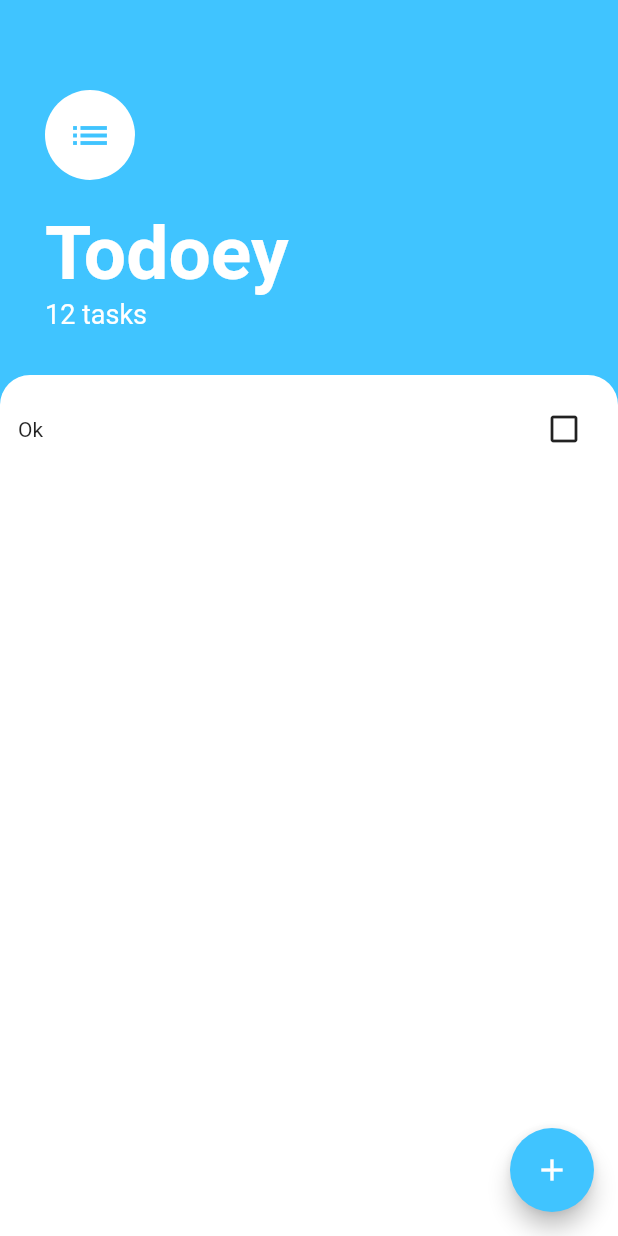
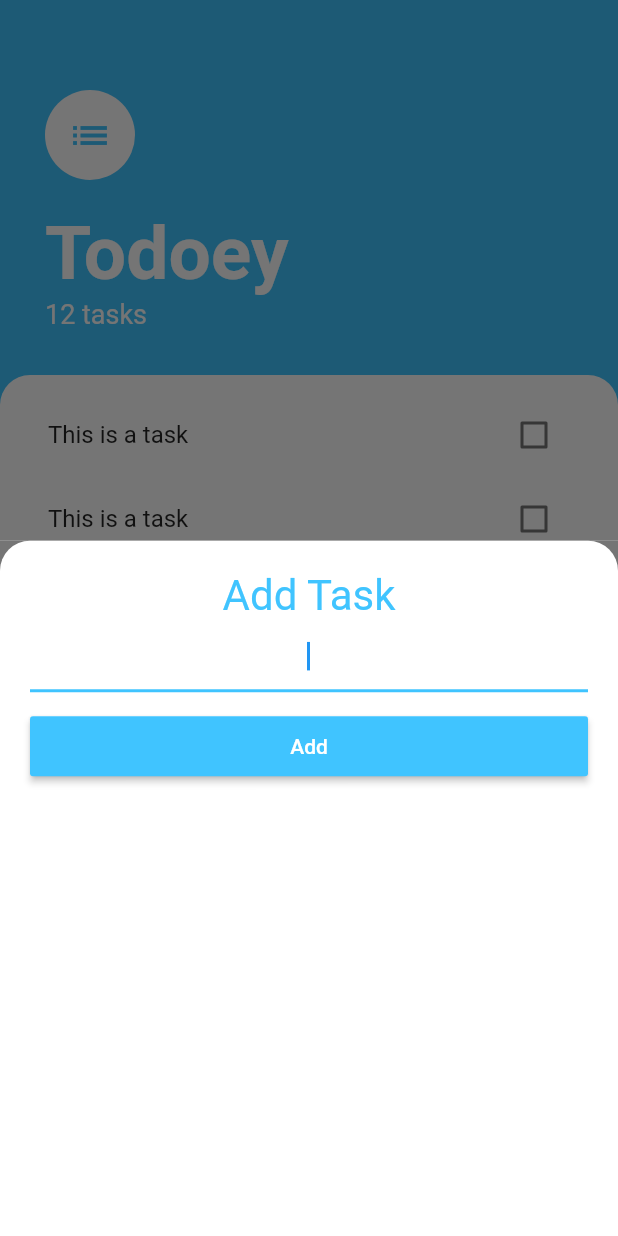
Before and after one commit to guieltorres/todoey-flutter, a Flutter app: the screen it shows after launch, after a tap on the "add" icon, on a phone screen of 412 x 824 dp. Run offline on Flutter 3.47's test engine with Material 2 defaults, Android fonts, the phone set to English and light mode, and no system bars.

Commit message:
feat: add task widgets/screen

```diff
--- /dev/null
+++ b/lib/screens/add_task_screen.dart
@@ -0,0 +1,58 @@
+import 'package:flutter/material.dart';
+
+class AddTaskScreen extends StatelessWidget {
+  const AddTaskScreen({super.key});
+
+  @override
+  Widget build(BuildContext context) {
+    return GestureDetector(
+      onTap: () => FocusManager.instance.primaryFocus?.unfocus(),
+      child: Container(
+        color: const Color(0xff757575),
+        child: Container(
+          padding: const EdgeInsets.all(20),
+          decoration: const BoxDecoration(
+            color: Colors.white,
+            borderRadius: BorderRadius.only(
+              topLeft: Radius.circular(20.0),
+              topRight: Radius.circular(20.0),
+            ),
+          ),
+          child: Column(
+            crossAxisAlignment: CrossAxisAlignment.stretch,
+            children: [
+              const Text(
+                "Add Task",
+                textAlign: TextAlign.center,
+                style: TextStyle(
+                  color: Colors.lightBlueAccent,
+                  fontSize: 28,
+                ),
+              ),
+              const TextField(
+                autofocus: true,
+                textAlign: TextAlign.center,
+                decoration: InputDecoration(
+                  focusedBorder: UnderlineInputBorder(
+                    borderSide:
+                        BorderSide(color: Colors.lightBlueAccent, width: 2),
+                  ),
+                ),
+              ),
+              const SizedBox(height: 12),
+              MaterialButton(
+                onPressed: () => {},
+                padding: const EdgeInsets.symmetric(vertical: 12),
+                color: Colors.lightBlueAccent,
+                child: const Text(
+                  "Add",
+                  style: TextStyle(color: Colors.white),
+                ),
+              )
+            ],
+          ),
+        ),
+      ),
+    );
+  }
+}
--- a/lib/screens/tasks_screen.dart
+++ b/lib/screens/tasks_screen.dart
@@ -1,4 +1,7 @@
 import 'package:flutter/material.dart';
+import 'package:todo_app/screens/add_task_screen.dart';
+
+import '../widgets/tasks_list.dart';
 
 class TasksScreen extends StatelessWidget {
   const TasksScreen({super.key});
@@ -7,7 +10,12 @@ class TasksScreen extends StatelessWidget {
   Widget build(BuildContext context) {
     return Scaffold(
       floatingActionButton: FloatingActionButton(
-        onPressed: () => {},
+        onPressed: () {
+          showModalBottomSheet(
+            context: context,
+            builder: (context) => AddTaskScreen(),
+          );
+        },
         backgroundColor: Colors.lightBlueAccent,
         child: const Icon(Icons.add),
       ),
@@ -17,7 +25,7 @@ class TasksScreen extends StatelessWidget {
         children: [
           Container(
             padding:
-                const EdgeInsets.only(top: 60, left: 30, right: 30, bottom: 30),
+                const EdgeInsets.only(top: 60, left: 30, right: 20, bottom: 30),
             child: const Column(
               crossAxisAlignment: CrossAxisAlignment.start,
               children: [
@@ -57,25 +65,7 @@ class TasksScreen extends StatelessWidget {
                   topRight: Radius.circular(20),
                 ),
               ),
-              child: ListView(
-                padding: const EdgeInsets.only(top: 12),
-                children: [
-                  Padding(
-                    padding:
-                        const EdgeInsets.only(left: 12, right: 12, bottom: 4),
-                    child: Row(
-                      mainAxisAlignment: MainAxisAlignment.spaceBetween,
-                      children: [
-                        const Text("Ok"),
-                        IconButton(
-                          onPressed: () => {},
-                          icon: const Icon(Icons.check_box_outline_blank),
-                        ),
-                      ],
-                    ),
-                  ),
-                ],
-              ),
+              child: TasksList(),
             ),
           ),
         ],
--- /dev/null
+++ b/lib/widgets/task_tile.dart
@@ -0,0 +1,18 @@
+import 'package:flutter/material.dart';
+
+class TaskTile extends StatelessWidget {
+  const TaskTile({
+    super.key,
+  });
+
+  @override
+  Widget build(BuildContext context) {
+    return ListTile(
+      title: const Text("This is a task"),
+      trailing: Checkbox(
+        value: false,
+        onChanged: (value) {},
+      ),
+    );
+  }
+}
--- /dev/null
+++ b/lib/widgets/tasks_list.dart
@@ -0,0 +1,22 @@
+import 'package:flutter/material.dart';
+import 'package:todo_app/widgets/task_tile.dart';
+
+class TasksList extends StatelessWidget {
+  const TasksList({super.key});
+
+  @override
+  Widget build(BuildContext context) {
+    return ListView(
+      padding: const EdgeInsets.only(
+        top: 12,
+        left: 16,
+        right: 16,
+      ),
+      children: [
+        TaskTile(),
+        TaskTile(),
+        TaskTile(),
+      ],
+    );
+  }
+}
```
